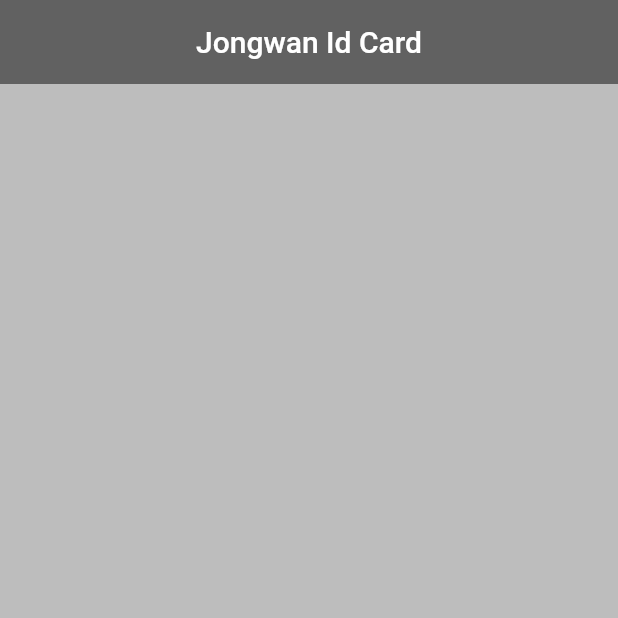
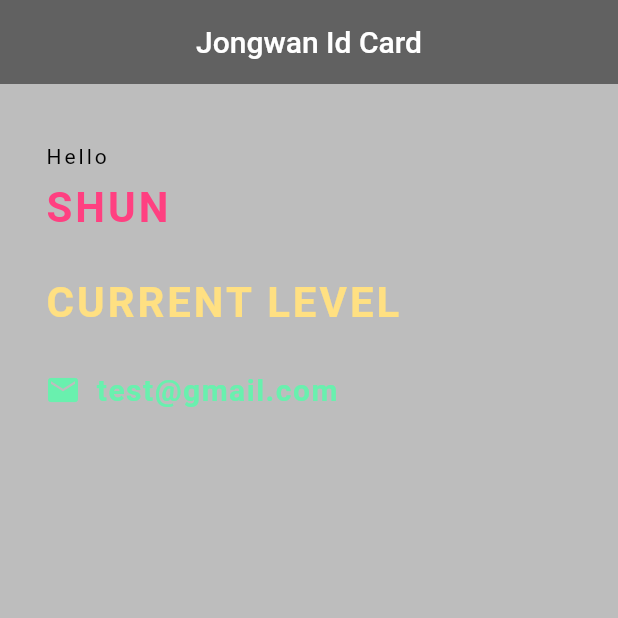
Before and after one commit to JK-Kim4/proj-flutter-toy, a Flutter app: the screen it shows after launch, on a phone screen of 412 x 824 dp, the top half of it. Run offline on Flutter 3.47's test engine with Material 2 defaults, Android fonts, the phone set to English and light mode, and no system bars.

Commit message:
feat: sizedBox

```diff
--- a/lib/main.dart
+++ b/lib/main.dart
@@ -22,8 +22,62 @@ class JWCard extends StatelessWidget {
       body: Padding(
         padding: EdgeInsets.fromLTRB(30, 40, 30, 0),
         child: Column(
+          crossAxisAlignment: CrossAxisAlignment.start,
           children: [
-
+            Text(
+                'Hello',
+                style: TextStyle(
+                  color: Colors.black,
+                  letterSpacing: 2.0
+                  )
+              ),
+            SizedBox(
+              height: 10.0,
+            ),
+            Text(
+                'SHUN',
+                style: TextStyle(
+                    color: Colors.pinkAccent[200],
+                    letterSpacing: 2.0,
+                    fontSize: 28.0,
+                    fontWeight: FontWeight.bold
+                )
+            ),
+            SizedBox(
+              height: 30,
+            ),
+            Text(
+                'CURRENT LEVEL',
+                style: TextStyle(
+                    color: Colors.amber[200],
+                    letterSpacing: 2.0,
+                    fontSize: 28.0,
+                    fontWeight: FontWeight.bold
+                  )
+              ),
+            SizedBox(
+              height: 30,
+            ),
+            Row(
+              children: [
+                Icon(
+                  Icons.email,
+                  color: Colors.greenAccent
+                ),
+                SizedBox(
+                  width: 10.0
+                ),
+                Text(
+                  'test@gmail.com',
+                  style: TextStyle(
+                    fontSize: 20,
+                    fontWeight: FontWeight.bold,
+                    color: Colors.greenAccent,
+                    letterSpacing: 1.0
+                  ),
+                ),
+              ],
+            ),
           ],
         )
       )
```
